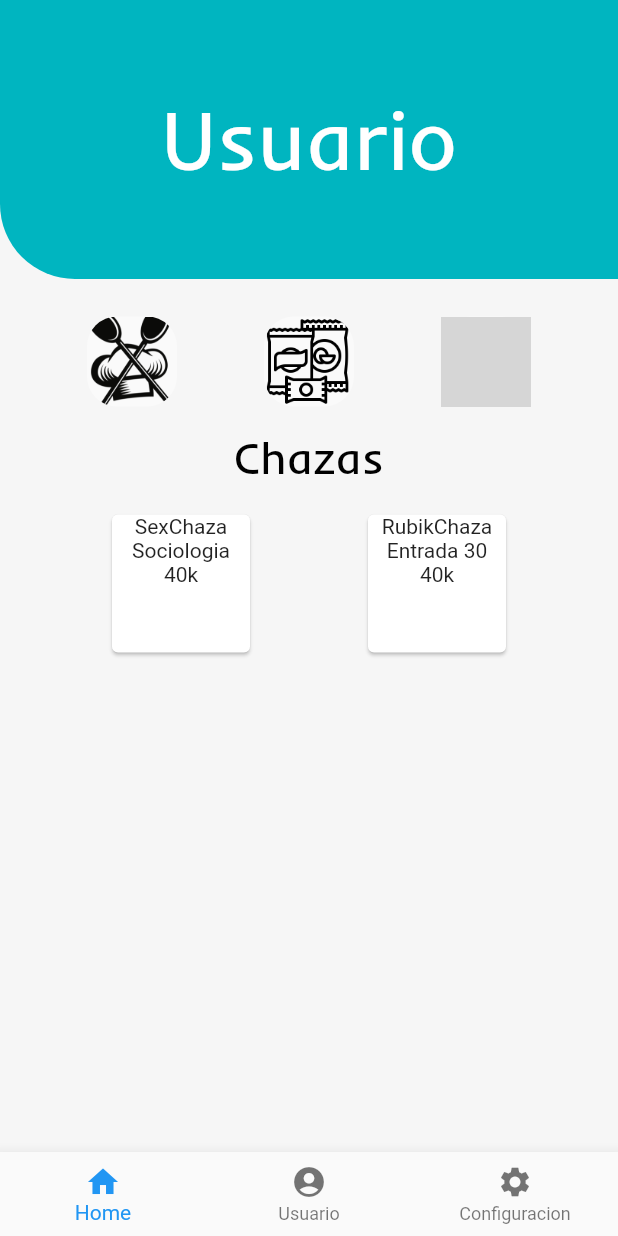
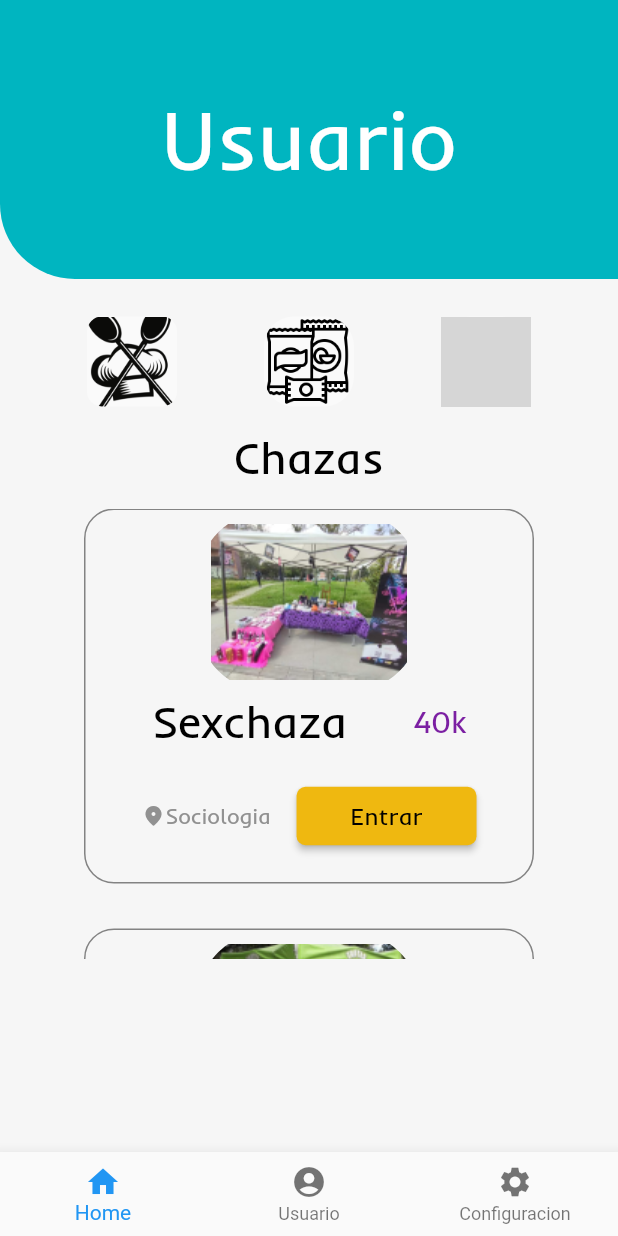
Before and after one commit to alienigena264/chazaUNApp, a Flutter app: the MenuInicialVistaView screen opened directly, on a phone screen of 412 x 824 dp. Run offline on Flutter 3.47's test engine with Material 2 defaults, Android fonts, the phone set to English and light mode, and no system bars; our stand-ins replace firebase_auth, firebase_core, flutter_signin_button, google_sign_in; accounts and stored records are empty; grey boxes are pictures that could not be loaded.

Commit message:
Scroll infinito chazas, junto a modelo clase chaza

```diff
--- a/lib/Models/menu_inicial_model.dart
+++ b/lib/Models/menu_inicial_model.dart
@@ -0,0 +1,35 @@
+import 'package:flutter/material.dart';
+
+class Chaza {
+  late String nombre;
+  late String ubicacion;
+  late String tipo;
+  late String pagoHora;
+  late String descripcion;
+  late String imagen;
+
+  Chaza(
+      {required this.nombre,
+      required this.ubicacion,
+      required this.tipo,
+      required this.pagoHora,
+      required this.descripcion,
+      required this.imagen});
+}
+
+List<Chaza> chazaList = [
+  Chaza(
+      nombre: 'Sexchaza',
+      ubicacion: 'Sociologia',
+      tipo: 'varios',
+      pagoHora: '40k',
+      descripcion: 'Vaya chaza',
+      imagen: 'assets/imagenes/SexChaza.png'),
+  Chaza(
+      nombre: 'RubikChaza',
+      ubicacion: 'Entrada 30',
+      tipo: 'varios',
+      pagoHora: '40k',
+      descripcion: 'Lleve su cubo Rubik',
+      imagen: 'assets/imagenes/RubikChaza.png')
+];
--- a/lib/view/menu_inicial_vista.dart
+++ b/lib/view/menu_inicial_vista.dart
@@ -1,4 +1,5 @@
 import 'package:flutter/material.dart';
+import 'package:chazaunapp/Models/menu_inicial_model.dart';
 
 class MenuInicialVistaView extends StatefulWidget {
   const MenuInicialVistaView({super.key});
@@ -78,10 +79,11 @@ class _MenuInicialVistaView extends State<MenuInicialVistaView> {
                             fontWeight: FontWeight.normal),
                       )),
                 ]),
-            Row(mainAxisAlignment: MainAxisAlignment.spaceEvenly, children: [
-              chazaBottom_('SexChaza', 'Sociologia', '40k'),
-              chazaBottom_('RubikChaza', 'Entrada 30', '40k')
-            ])
+            Container(
+              height: 300.0,
+              width: 300.0,
+              child: chazas(),
+            )
           ],
         ),
       ),
@@ -101,7 +103,7 @@ class _MenuInicialVistaView extends State<MenuInicialVistaView> {
     return Container(
         margin: const EdgeInsets.only(top: 10.0),
         child: Material(
-            borderRadius: BorderRadius.circular(20),
+            borderRadius: BorderRadius.circular(10),
             clipBehavior: Clip.antiAliasWithSaveLayer,
             child: InkWell(
                 //Coidgo extra para funcionar boton
@@ -151,16 +153,108 @@ class _MenuInicialVistaView extends State<MenuInicialVistaView> {
                 ))));
   }
 
-  chazaBottom_(String nombre, String ubicacion, String precio) {
-    return InkWell(
-      child: SizedBox(
-        width: 100,
-        height: 100,
-        child: Card(
-            child: Column(
-          children: [Text(nombre), Text(ubicacion), Text(precio)],
-        )),
-      ),
-    );
+  ElevatedButton chazaBottom() {
+    return ElevatedButton(
+        style: ElevatedButton.styleFrom(
+          backgroundColor: Color(0xffEFB810),
+          minimumSize: const Size(
+              120, 39), // double.infinity is the width and 30 is the height
+          shape: RoundedRectangleBorder(
+            borderRadius: BorderRadius.circular(6.0),
+          ),
+        ),
+        onPressed: () {},
+        child: const Text(
+          "Entrar",
+          style:
+              TextStyle(color: Colors.black, fontSize: 16, fontFamily: "Inder"),
+        ));
   }
+
+  ListView chazas() {
+    return ListView.separated(
+        separatorBuilder: (BuildContext context, int index) {
+          return const SizedBox(height: 30);
+        },
+        shrinkWrap: true,
+        scrollDirection: Axis.vertical,
+        itemCount: chazaList.length,
+        itemBuilder: (context, index) {
+          Chaza chaza = chazaList[index];
+          return card(chaza);
+        });
+  }
+
+  Widget card(chaza) => Container(
+        decoration: BoxDecoration(
+            border: Border.all(
+              color: Color.fromARGB(255, 131, 131, 131),
+            ),
+            borderRadius: BorderRadius.all(Radius.circular(20))),
+        width: 50,
+        height: 250,
+        child: Column(children: [
+          Expanded(
+            child: ClipRRect(
+              borderRadius: BorderRadius.circular(50),
+              child: Image.asset(
+                chaza.imagen,
+                height: 112,
+                width: 150,
+              ),
+            ),
+          ),
+          Row(
+              mainAxisAlignment: MainAxisAlignment.spaceEvenly,
+              mainAxisSize: MainAxisSize.max,
+              children: [
+                Text(
+                  chaza.nombre, // el texto que quieres mostrar
+                  style: const TextStyle(
+                      color: Colors.black, // Establece el color del texto
+                      fontSize: 30.0, // Establece el tamaño del texto
+                      fontFamily: "Inder",
+                      fontWeight: FontWeight.normal),
+                ),
+                Text(
+                  chaza.pagoHora,
+                  style: const TextStyle(
+                      color: Color(0xff7B1FA2), // Establece el color del texto
+                      fontSize: 20.0, // Establece el tamaño del texto
+                      fontFamily: "Inder",
+                      fontWeight: FontWeight.normal),
+                )
+              ]),
+          Container(
+            margin: const EdgeInsets.all(20),
+            child: Row(
+              mainAxisSize: MainAxisSize.max,
+              mainAxisAlignment: MainAxisAlignment.spaceEvenly,
+              children: [
+                Row(
+                  mainAxisSize: MainAxisSize.max,
+                  mainAxisAlignment: MainAxisAlignment.start,
+                  children: [
+                    const Icon(Icons.location_on_rounded,
+                        color: Color(0xff919191), size: 16.0),
+                    Text(
+                      chaza.ubicacion,
+                      style: const TextStyle(
+                          color: Color(0xff919191),
+                          fontSize: 14.5,
+                          fontFamily: "Inder",
+                          fontWeight: FontWeight.normal),
+                    )
+                  ],
+                ),
+                Row(
+                  mainAxisSize: MainAxisSize.max,
+                  mainAxisAlignment: MainAxisAlignment.spaceAround,
+                  children: [chazaBottom()],
+                )
+              ],
+            ),
+          ),
+        ]),
+      );
 }
```
Also changed, not shown: assets/imagenes/RubikChaza.png (added), assets/imagenes/SexChaza.png (added), assets/imagenes/chef2.png (added).
